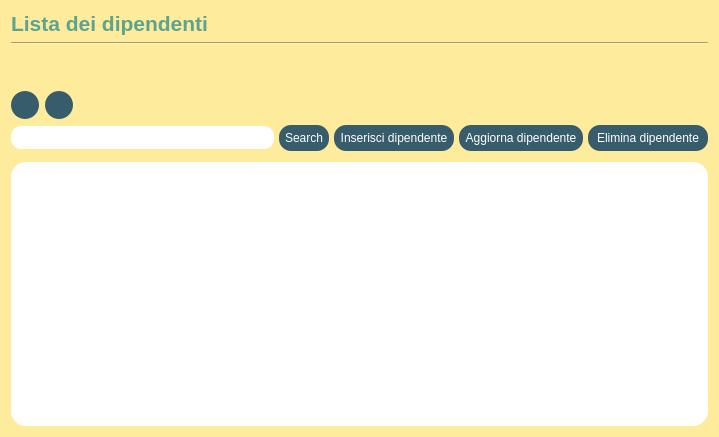
Old version of the form dipendente/ListaDipendente/view/ListaDipendenti.ui in the repository StracciaMatteo/GestioneCinema.
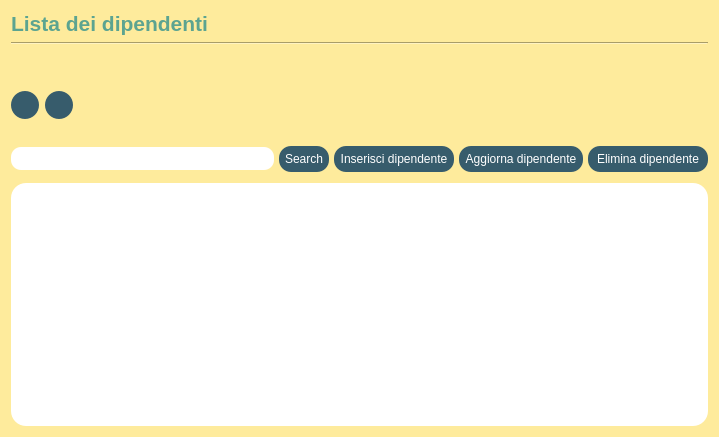
New version of the form. Icons and pictures are not drawn.

Commit message: implementazione view lista dipendente ed view dipendente

The edit to the form file:
```diff
--- a/dipendente/ListaDipendente/view/ListaDipendenti.ui
+++ b/dipendente/ListaDipendente/view/ListaDipendenti.ui
@@ -176,6 +176,25 @@
      </item>
     </layout>
    </item>
+   <item>
+    <widget class="QLabel" name="error">
+     <property name="font">
+      <font>
+       <pointsize>10</pointsize>
+       <weight>75</weight>
+       <bold>true</bold>
+      </font>
+     </property>
+     <property name="styleSheet">
+      <string notr="true">color:rgb(230, 58, 58)
+
+</string>
+     </property>
+     <property name="text">
+      <string/>
+     </property>
+    </widget>
+   </item>
    <item>
     <layout class="QHBoxLayout" name="horizontalLayout" stretch="0,0,0,0,0">
      <property name="spacing">
@@ -450,7 +469,7 @@
         <x>0</x>
         <y>0</y>
         <width>701</width>
-        <height>252</height>
+        <height>230</height>
        </rect>
       </property>
       <property name="styleSheet">
```
Left out of the diff: 8 changed lines with no effect on the pictures. The commit also changes 12 other files.
